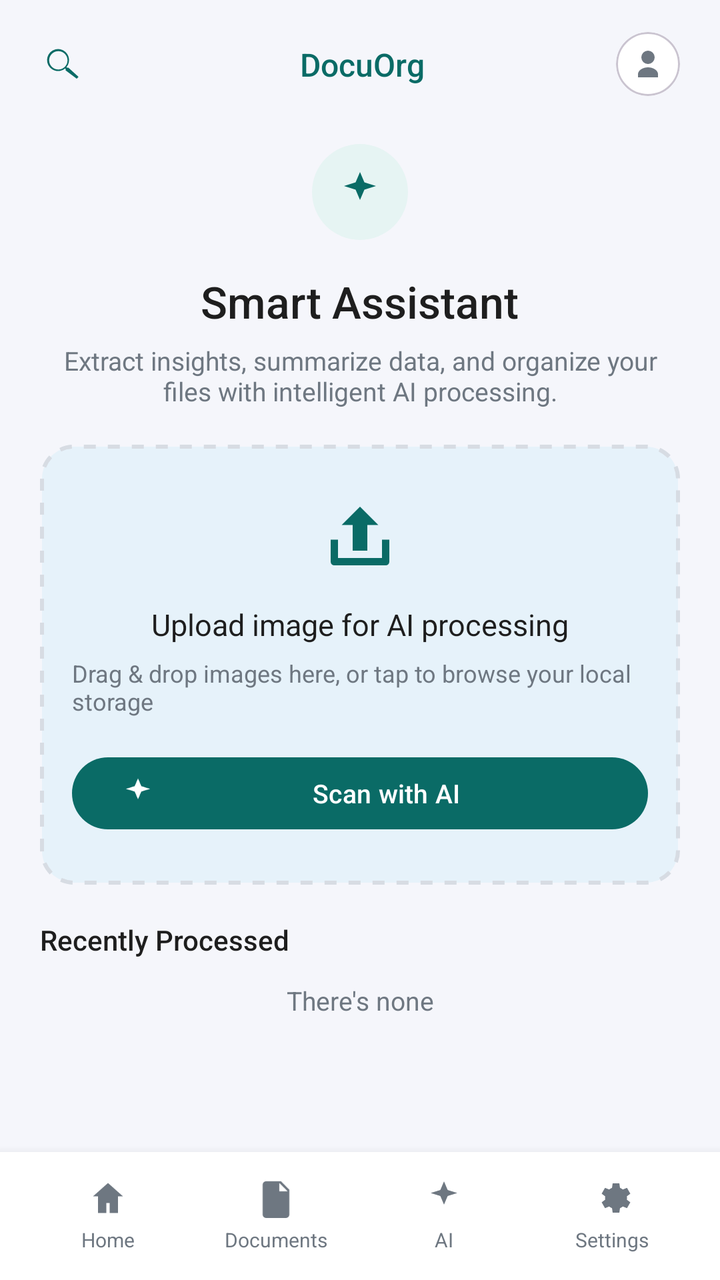
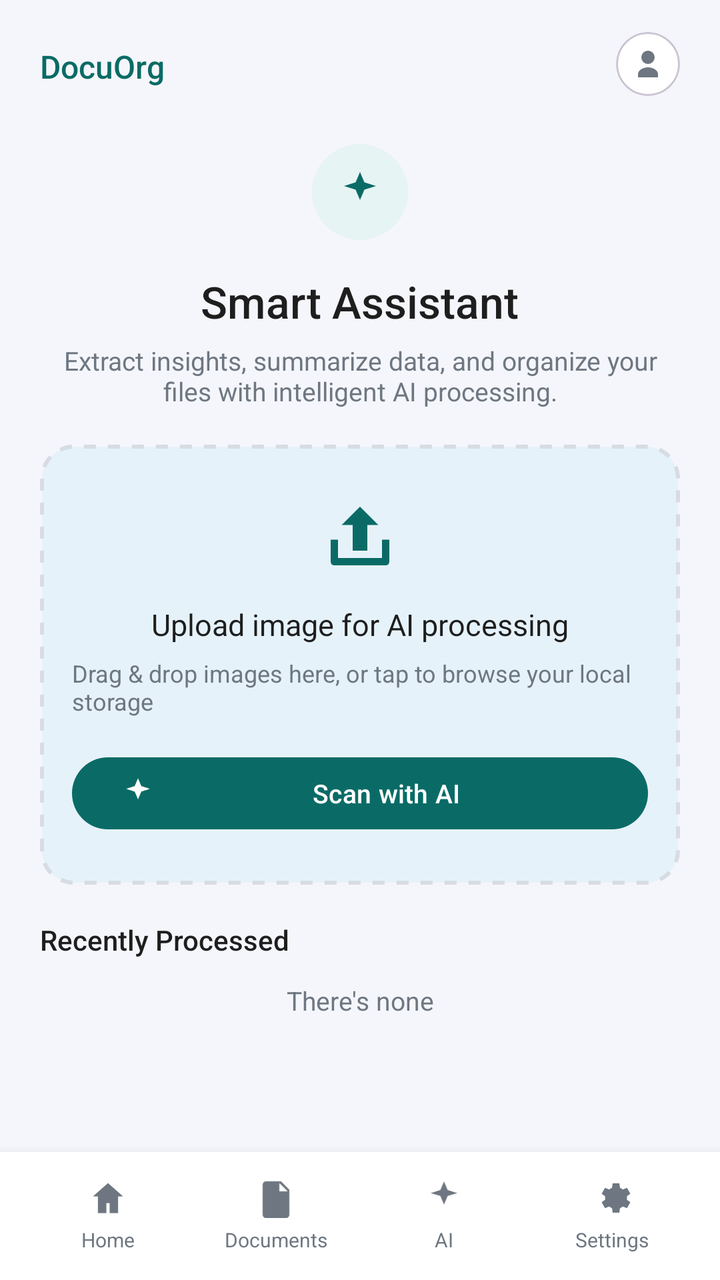

Compare the two renders of this Android layout. The source of the first and the diff that turns it into the second are given below.
<!-- AndroidManifest.xml: application theme Theme.DocuOrg -->
<!-- res/layout/activity_ai.xml -->
<?xml version="1.0" encoding="utf-8"?>
<androidx.constraintlayout.widget.ConstraintLayout xmlns:android="http://schemas.android.com/apk/res/android"
    xmlns:app="http://schemas.android.com/apk/res-auto"
    android:id="@+id/ai_root"
    android:layout_width="match_parent"
    android:layout_height="match_parent"
    android:background="@color/dashboard_background">

    <androidx.constraintlayout.widget.ConstraintLayout
        android:id="@+id/ai_header"
        android:layout_width="0dp"
        android:layout_height="wrap_content"
        android:paddingStart="20dp"
        android:paddingEnd="20dp"
        android:paddingTop="16dp"
        android:paddingBottom="12dp"
        app:layout_constraintEnd_toEndOf="parent"
        app:layout_constraintStart_toStartOf="parent"
        app:layout_constraintTop_toTopOf="parent">

        <ImageView
            android:id="@+id/ai_search"
            android:layout_width="22dp"
            android:layout_height="22dp"
            android:contentDescription="@string/search_content_description"
            android:src="@drawable/ic_search"
            app:tint="@color/primary_teal"
            app:layout_constraintStart_toStartOf="parent"
            app:layout_constraintTop_toTopOf="parent"
            app:layout_constraintBottom_toBottomOf="parent" />

        <TextView
            android:id="@+id/ai_title"
            android:layout_width="wrap_content"
            android:layout_height="wrap_content"
            android:fontFamily="sans-serif-medium"
            android:text="@string/app_name"
            android:textColor="@color/primary_teal"
            android:textSize="16sp"
            app:layout_constraintStart_toEndOf="@id/ai_search"
            app:layout_constraintTop_toTopOf="@id/ai_search"
            app:layout_constraintBottom_toBottomOf="@id/ai_search"
            app:layout_constraintEnd_toStartOf="@id/ai_profile"
            android:layout_marginStart="12dp" />

        <com.google.android.material.card.MaterialCardView
            android:id="@+id/ai_profile"
            android:layout_width="32dp"
            android:layout_height="32dp"
            app:cardBackgroundColor="@color/card_background"
            app:cardCornerRadius="16dp"
            app:cardElevation="0dp"
            app:layout_constraintEnd_toEndOf="parent"
            app:layout_constraintTop_toTopOf="parent"
            app:layout_constraintBottom_toBottomOf="parent">

            <ImageView
                android:layout_width="match_parent"
                android:layout_height="match_parent"
                android:contentDescription="@string/profile_content_description"
                android:padding="6dp"
                android:src="@drawable/ic_user"
                app:tint="@color/text_secondary" />
        </com.google.android.material.card.MaterialCardView>
    </androidx.constraintlayout.widget.ConstraintLayout>

    <ScrollView
        android:id="@+id/ai_scroll"
        android:layout_width="0dp"
        android:layout_height="0dp"
        android:fillViewport="true"
        app:layout_constraintTop_toBottomOf="@id/ai_header"
        app:layout_constraintBottom_toTopOf="@id/bottom_nav"
        app:layout_constraintStart_toStartOf="parent"
        app:layout_constraintEnd_toEndOf="parent">

        <LinearLayout
            android:layout_width="match_parent"
            android:layout_height="wrap_content"
            android:orientation="vertical"
            android:paddingStart="20dp"
            android:paddingEnd="20dp"
            android:paddingBottom="24dp">

            <ImageView
                android:id="@+id/ai_hero_icon"
                android:layout_width="48dp"
                android:layout_height="48dp"
                android:layout_marginTop="12dp"
                android:layout_gravity="center_horizontal"
                android:background="@drawable/bg_category_circle"
                android:contentDescription="@string/ai_smart_assistant"
                android:padding="12dp"
                android:src="@drawable/ic_nav_ai"
                app:tint="@color/primary_teal" />

            <TextView
                android:id="@+id/ai_smart_title"
                android:layout_width="wrap_content"
                android:layout_height="wrap_content"
                android:layout_marginTop="16dp"
                android:layout_gravity="center_horizontal"
                android:fontFamily="sans-serif-medium"
                android:text="@string/ai_smart_assistant"
                android:textColor="@color/text_primary"
                android:textSize="22sp" />

            <TextView
                android:id="@+id/ai_smart_subtitle"
                android:layout_width="match_parent"
                android:layout_height="wrap_content"
                android:layout_marginTop="6dp"
                android:gravity="center_horizontal"
                android:text="@string/ai_smart_assistant_body"
                android:textColor="@color/text_secondary"
                android:textSize="13sp" />

            <LinearLayout
                android:id="@+id/ai_upload_area"
                android:layout_width="match_parent"
                android:layout_height="220dp"
                android:layout_marginTop="18dp"
                android:background="@drawable/bg_upload_area"
                android:clickable="true"
                android:focusable="true"
                android:gravity="center"
                android:orientation="vertical"
                android:padding="16dp">

                <ImageView
                    android:id="@+id/ai_preview_image"
                    android:layout_width="match_parent"
                    android:layout_height="match_parent"
                    android:adjustViewBounds="true"
                    android:scaleType="centerCrop"
                    android:visibility="gone" />

                <ImageView
                    android:id="@+id/ai_upload_icon"
                    android:layout_width="44dp"
                    android:layout_height="44dp"
                    android:contentDescription="@string/ai_upload_title"
                    android:src="@drawable/ic_upload"
                    app:tint="@color/primary_teal" />

                <TextView
                    android:id="@+id/ai_upload_title"
                    android:layout_width="wrap_content"
                    android:layout_height="wrap_content"
                    android:layout_marginTop="12dp"
                    android:text="@string/ai_upload_title"
                    android:textColor="@color/text_primary"
                    android:textSize="15sp" />

                <TextView
                    android:id="@+id/ai_upload_body"
                    android:layout_width="wrap_content"
                    android:layout_height="wrap_content"
                    android:layout_marginTop="6dp"
                    android:text="@string/ai_upload_body"
                    android:textColor="@color/text_secondary"
                    android:textSize="12sp" />

                <com.google.android.material.button.MaterialButton
                    android:id="@+id/ai_scan_button"
                    android:layout_width="match_parent"
                    android:layout_height="44dp"
                    android:layout_marginTop="16dp"
                    android:text="@string/ai_scan_action"
                    android:textAllCaps="false"
                    android:textColor="@color/white"
                    android:textSize="13sp"
                    app:backgroundTint="@color/primary_teal"
                    app:cornerRadius="22dp"
                    app:icon="@drawable/ic_nav_ai"
                    app:iconPadding="8dp"
                    app:iconTint="@color/white" />
            </LinearLayout>

            <TextView
                android:id="@+id/ai_recent_title"
                android:layout_width="wrap_content"
                android:layout_height="wrap_content"
                android:layout_marginTop="18dp"
                android:fontFamily="sans-serif-medium"
                android:text="@string/ai_recently_processed"
                android:textColor="@color/text_primary"
                android:textSize="14sp" />

            <TextView
                android:id="@+id/ai_recent_empty"
                android:layout_width="match_parent"
                android:layout_height="wrap_content"
                android:layout_marginTop="12dp"
                android:gravity="center"
                android:text="@string/ai_recent_empty"
                android:textColor="@color/text_secondary"
                android:textSize="13sp" />

            <androidx.recyclerview.widget.RecyclerView
                android:id="@+id/ai_recent_recycler"
                android:layout_width="match_parent"
                android:layout_height="wrap_content"
                android:layout_marginTop="12dp"
                android:visibility="gone"
                android:overScrollMode="never" />
        </LinearLayout>
    </ScrollView>

    <include
        android:id="@+id/bottom_nav"
        layout="@layout/bottom_navigation"
        android:layout_width="0dp"
        android:layout_height="64dp"
        app:layout_constraintBottom_toBottomOf="parent"
        app:layout_constraintEnd_toEndOf="parent"
        app:layout_constraintStart_toStartOf="parent" />

    
    <FrameLayout
        android:id="@+id/ai_scanning_overlay"
        android:layout_width="0dp"
        android:layout_height="0dp"
        android:background="@color/scrim"
        android:visibility="gone"
        app:layout_constraintStart_toStartOf="parent"
        app:layout_constraintEnd_toEndOf="parent"
        app:layout_constraintTop_toTopOf="parent"
        app:layout_constraintBottom_toBottomOf="parent">

        <LinearLayout
            android:layout_width="wrap_content"
            android:layout_height="wrap_content"
            android:layout_gravity="center"
            android:gravity="center_horizontal"
            android:orientation="vertical"
            android:padding="24dp">

            <com.google.android.material.progressindicator.CircularProgressIndicator
                android:id="@+id/ai_scanning_progress"
                android:layout_width="64dp"
                android:layout_height="64dp"
                android:indeterminate="true"
                app:indicatorColor="@color/primary_teal"
                app:trackThickness="4dp" />

            <TextView
                android:id="@+id/ai_scanning_title"
                android:layout_width="wrap_content"
                android:layout_height="wrap_content"
                android:layout_marginTop="16dp"
                android:fontFamily="sans-serif-medium"
                android:text="@string/ai_scanning_title"
                android:textColor="@color/white"
                android:textSize="16sp" />

            <TextView
                android:id="@+id/ai_scanning_subtitle"
                android:layout_width="wrap_content"
                android:layout_height="wrap_content"
                android:layout_marginTop="8dp"
                android:text="@string/ai_scanning_subtitle"
                android:textColor="@color/text_secondary"
                android:textSize="13sp" />
        </LinearLayout>
    </FrameLayout>
</androidx.constraintlayout.widget.ConstraintLayout>
<!-- res/layout/bottom_navigation.xml (included above) -->
<?xml version="1.0" encoding="utf-8"?>
<LinearLayout xmlns:android="http://schemas.android.com/apk/res/android"
    xmlns:app="http://schemas.android.com/apk/res-auto"
    android:id="@+id/bottom_nav_root"
    android:layout_width="match_parent"
    android:layout_height="64dp"
    android:background="@color/card_background"
    android:elevation="8dp"
    android:gravity="center"
    android:orientation="horizontal"
    android:paddingStart="12dp"
    android:paddingEnd="12dp">

    <LinearLayout
        android:id="@+id/nav_home_item"
        android:layout_width="0dp"
        android:layout_height="wrap_content"
        android:layout_weight="1"
        android:clickable="true"
        android:focusable="true"
        android:gravity="center"
        android:orientation="vertical">

        <ImageView
            android:id="@+id/nav_home_icon"
            android:layout_width="20dp"
            android:layout_height="20dp"
            android:contentDescription="@string/nav_home"
            android:src="@drawable/ic_nav_home"
            app:tint="@color/text_secondary" />

        <TextView
            android:id="@+id/nav_home_label"
            android:layout_width="wrap_content"
            android:layout_height="wrap_content"
            android:layout_marginTop="4dp"
            android:text="@string/nav_home"
            android:textColor="@color/text_secondary"
            android:textSize="10sp" />
    </LinearLayout>

    <LinearLayout
        android:id="@+id/nav_documents_item"
        android:layout_width="0dp"
        android:layout_height="wrap_content"
        android:layout_weight="1"
        android:clickable="true"
        android:focusable="true"
        android:gravity="center"
        android:orientation="vertical">

        <ImageView
            android:id="@+id/nav_documents_icon"
            android:layout_width="20dp"
            android:layout_height="20dp"
            android:contentDescription="@string/nav_documents"
            android:src="@drawable/ic_nav_docs"
            app:tint="@color/text_secondary" />

        <TextView
            android:id="@+id/nav_documents_label"
            android:layout_width="wrap_content"
            android:layout_height="wrap_content"
            android:layout_marginTop="4dp"
            android:text="@string/nav_documents"
            android:textColor="@color/text_secondary"
            android:textSize="10sp" />
    </LinearLayout>

    <LinearLayout
        android:id="@+id/nav_ai_item"
        android:layout_width="0dp"
        android:layout_height="wrap_content"
        android:layout_weight="1"
        android:clickable="true"
        android:focusable="true"
        android:gravity="center"
        android:orientation="vertical">

        <ImageView
            android:id="@+id/nav_ai_icon"
            android:layout_width="20dp"
            android:layout_height="20dp"
            android:contentDescription="@string/nav_ai"
            android:src="@drawable/ic_nav_ai"
            app:tint="@color/text_secondary" />

        <TextView
            android:id="@+id/nav_ai_label"
            android:layout_width="wrap_content"
            android:layout_height="wrap_content"
            android:layout_marginTop="4dp"
            android:text="@string/nav_ai"
            android:textColor="@color/text_secondary"
            android:textSize="10sp" />
    </LinearLayout>

    <LinearLayout
        android:id="@+id/nav_settings_item"
        android:layout_width="0dp"
        android:layout_height="wrap_content"
        android:layout_weight="1"
        android:clickable="true"
        android:focusable="true"
        android:gravity="center"
        android:orientation="vertical">

        <ImageView
            android:id="@+id/nav_settings_icon"
            android:layout_width="20dp"
            android:layout_height="20dp"
            android:contentDescription="@string/nav_settings"
            android:src="@drawable/ic_nav_settings"
            app:tint="@color/text_secondary" />

        <TextView
            android:id="@+id/nav_settings_label"
            android:layout_width="wrap_content"
            android:layout_height="wrap_content"
            android:layout_marginTop="4dp"
            android:text="@string/nav_settings"
            android:textColor="@color/text_secondary"
            android:textSize="10sp" />
    </LinearLayout>
</LinearLayout>
<!-- resources referenced by this layout -->
<resources>
  <color name="card_background">#FFFFFFFF</color>
  <color name="dashboard_background">#F5F6FB</color>
  <color name="primary_teal">#0A6B66</color>
  <color name="scrim">#99000000</color>
  <color name="text_primary">#1E1E1E</color>
  <color name="text_secondary">#6E7781</color>
  <color name="white">#FFFFFFFF</color>
  <!-- drawable bg_category_circle (drawable) -->
  <?xml version="1.0" encoding="utf-8"?>
  <shape xmlns:android="http://schemas.android.com/apk/res/android" android:shape="oval">
      <solid android:color="@color/category_icon_bg" />
  </shape>
  <!-- drawable ic_nav_ai (drawable) -->
  <?xml version="1.0" encoding="utf-8"?>
  <vector xmlns:android="http://schemas.android.com/apk/res/android"
      android:width="24dp"
      android:height="24dp"
      android:viewportWidth="24"
      android:viewportHeight="24">
      <path
          android:fillColor="#FF1E1E1E"
          android:pathData="M12,2l2.2,5.2L20,9l-5.8,1.8L12,16l-2.2,-5.2L4,9l5.8,-1.8L12,2z" />
  </vector>
  <!-- drawable ic_nav_docs (drawable) -->
  <?xml version="1.0" encoding="utf-8"?>
  <vector xmlns:android="http://schemas.android.com/apk/res/android"
      android:width="24dp"
      android:height="24dp"
      android:viewportWidth="24"
      android:viewportHeight="24">
      <path
          android:fillColor="#FF1E1E1E"
          android:pathData="M6,2h9l5,5v15a2,2 0,0 1,-2 2H6a2,2 0,0 1,-2 -2V4a2,2 0,0 1,2 -2zm8,1v5h5" />
  </vector>
  <!-- drawable ic_nav_home (drawable) -->
  <?xml version="1.0" encoding="utf-8"?>
  <vector xmlns:android="http://schemas.android.com/apk/res/android"
      android:width="24dp"
      android:height="24dp"
      android:viewportWidth="24"
      android:viewportHeight="24">
      <path
          android:fillColor="#FF1E1E1E"
          android:pathData="M12,3l9,8h-3v10h-5v-6H11v6H6V11H3l9,-8z" />
  </vector>
  <!-- drawable ic_search (drawable) -->
  <?xml version="1.0" encoding="utf-8"?>
  <vector xmlns:android="http://schemas.android.com/apk/res/android"
      android:width="24dp"
      android:height="24dp"
      android:viewportWidth="24"
      android:viewportHeight="24">
      <path
          android:fillColor="#FF1E1E1E"
          android:pathData="M15.5,14h-0.79l-0.28,-0.27a6,6 0,1 0,-0.7 0.7l0.27,0.28v0.79L20,20l1,-1zM10,15a5,5 0,1 1,5 -5,5 5,0 0,1 -5 5z" />
  </vector>
  <string name="ai_recent_empty">There\'s none</string>
  <string name="ai_recently_processed">Recently Processed</string>
  <string name="ai_scan_action">Scan with AI</string>
  <string name="ai_scanning_subtitle">Analyzing your document with AI...</string>
  <string name="ai_scanning_title">Scanning Document</string>
  <string name="ai_smart_assistant">Smart Assistant</string>
  <string name="ai_smart_assistant_body">Extract insights, summarize data, and organize your files with intelligent AI processing.</string>
  <string name="ai_upload_body">Drag &amp; drop images here, or tap to browse your local storage</string>
  <string name="ai_upload_title">Upload image for AI processing</string>
  <string name="app_name">DocuOrg</string>
  <string name="nav_ai">AI</string>
  <string name="nav_documents">Documents</string>
  <string name="nav_home">Home</string>
  <string name="nav_settings">Settings</string>
  <string name="profile_content_description">Profile</string>
  <string name="search_content_description">Search</string>
  <style name="Theme.DocuOrg" parent="Base.Theme.DocuOrg" />
  <color name="category_icon_bg">#E6F4F3</color>
  <color name="upload_area_bg">#E6F2FA</color>
  <color name="field_stroke">#D7DCE3</color>
  <style name="Base.Theme.DocuOrg" parent="Theme.Material3.DayNight.NoActionBar">
          
          
      </style>
  <!-- unchanged entries left out for length: 4 -->
</resources>

<!-- the commit's change to res/layout/activity_ai.xml (unified diff, before → after) -->
@@ -18,17 +18,6 @@
         app:layout_constraintStart_toStartOf="parent"
         app:layout_constraintTop_toTopOf="parent">
 
-        <ImageView
-            android:id="@+id/ai_search"
-            android:layout_width="22dp"
-            android:layout_height="22dp"
-            android:contentDescription="@string/search_content_description"
-            android:src="@drawable/ic_search"
-            app:tint="@color/primary_teal"
-            app:layout_constraintStart_toStartOf="parent"
-            app:layout_constraintTop_toTopOf="parent"
-            app:layout_constraintBottom_toBottomOf="parent" />
-
         <TextView
             android:id="@+id/ai_title"
             android:layout_width="wrap_content"
@@ -37,11 +26,12 @@
             android:text="@string/app_name"
             android:textColor="@color/primary_teal"
             android:textSize="16sp"
-            app:layout_constraintStart_toEndOf="@id/ai_search"
-            app:layout_constraintTop_toTopOf="@id/ai_search"
-            app:layout_constraintBottom_toBottomOf="@id/ai_search"
+            app:layout_constraintBottom_toBottomOf="parent"
             app:layout_constraintEnd_toStartOf="@id/ai_profile"
-            android:layout_marginStart="12dp" />
+            app:layout_constraintHorizontal_bias="0.0"
+            app:layout_constraintStart_toStartOf="parent"
+            app:layout_constraintTop_toTopOf="parent"
+            app:layout_constraintVertical_bias="0.6" />
 
         <com.google.android.material.card.MaterialCardView
             android:id="@+id/ai_profile"
<!-- resource entries referenced after the edit -->
@@ -45,17 +45,6 @@
           android:fillColor="#FF1E1E1E"
           android:pathData="M12,3l9,8h-3v10h-5v-6H11v6H6V11H3l9,-8z" />
   </vector>
-  <!-- drawable ic_search (drawable) -->
-  <?xml version="1.0" encoding="utf-8"?>
-  <vector xmlns:android="http://schemas.android.com/apk/res/android"
-      android:width="24dp"
-      android:height="24dp"
-      android:viewportWidth="24"
-      android:viewportHeight="24">
-      <path
-          android:fillColor="#FF1E1E1E"
-          android:pathData="M15.5,14h-0.79l-0.28,-0.27a6,6 0,1 0,-0.7 0.7l0.27,0.28v0.79L20,20l1,-1zM10,15a5,5 0,1 1,5 -5,5 5,0 0,1 -5 5z" />
-  </vector>
   <string name="ai_recent_empty">There\'s none</string>
   <string name="ai_recently_processed">Recently Processed</string>
   <string name="ai_scan_action">Scan with AI</string>
@@ -71,7 +60,6 @@
   <string name="nav_home">Home</string>
   <string name="nav_settings">Settings</string>
   <string name="profile_content_description">Profile</string>
-  <string name="search_content_description">Search</string>
   <style name="Theme.DocuOrg" parent="Base.Theme.DocuOrg" />
   <color name="category_icon_bg">#E6F4F3</color>
   <color name="upload_area_bg">#E6F2FA</color>
